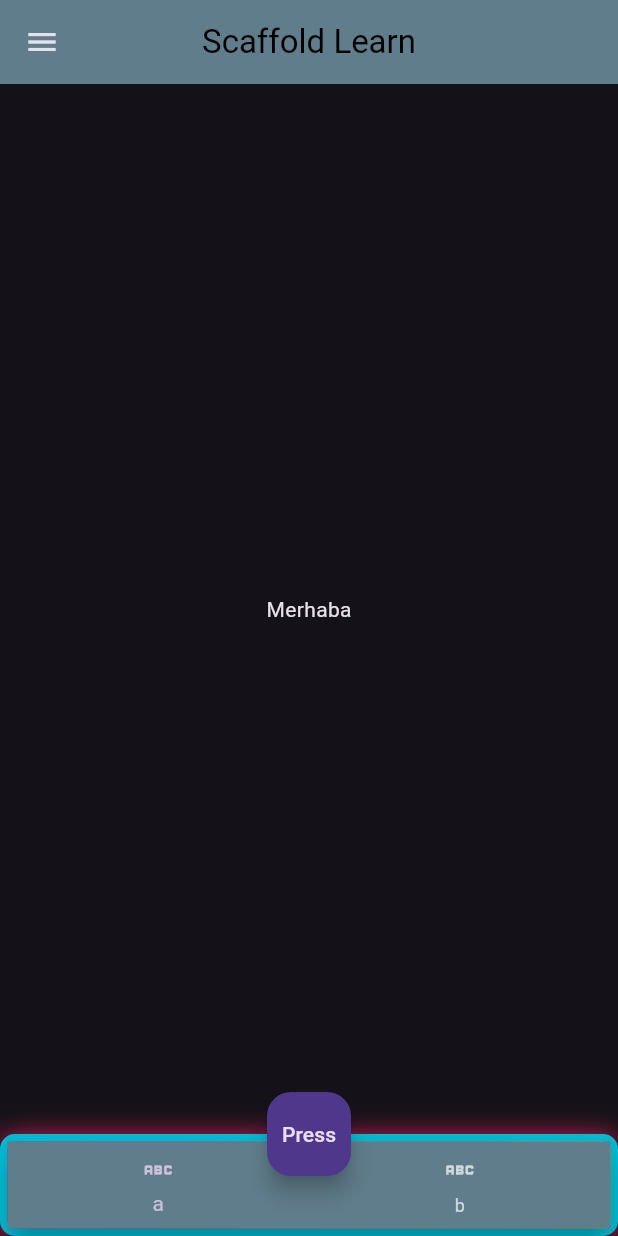
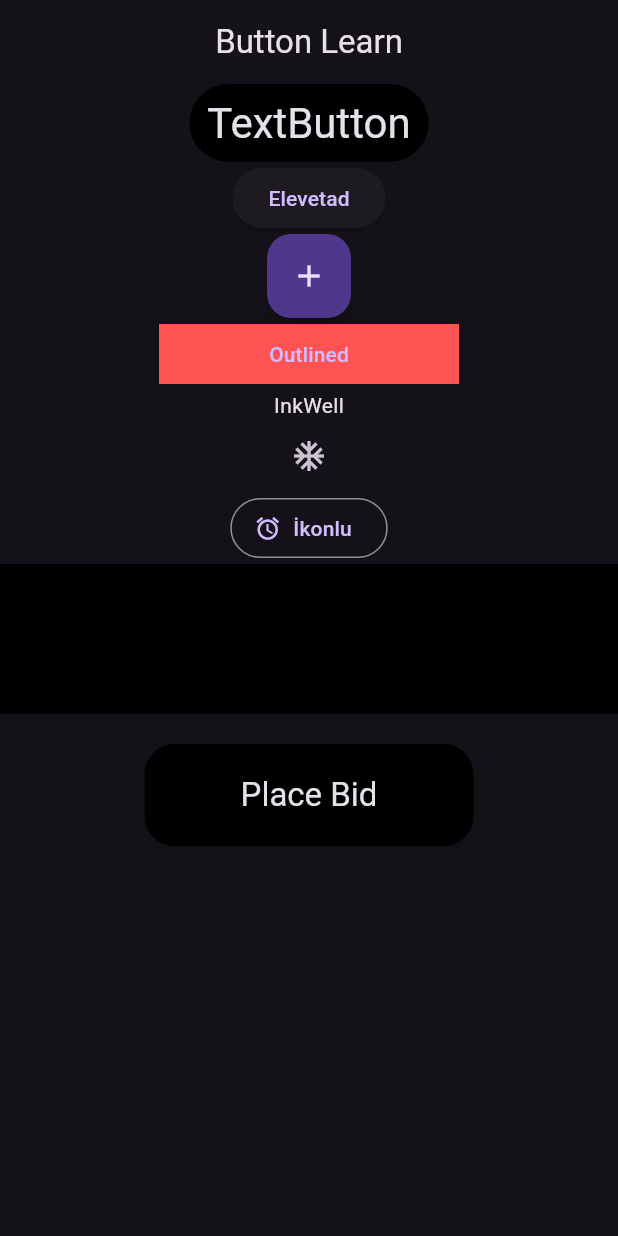
Before and after one commit to SertacN/flutter_learn, a Flutter app: the screen it shows after launch, on a phone screen of 412 x 824 dp. Run offline on Flutter 3.47's test engine with Material 3 defaults, Android fonts, the phone set to English and light mode, and no system bars.

Commit message:
Button Learn

```diff
--- /dev/null
+++ b/flutter_learn/lib/100/button_learn.dart
@@ -0,0 +1,81 @@
+import 'package:flutter/material.dart';
+
+class ButtonLearn extends StatelessWidget {
+  const ButtonLearn({super.key});
+  final String _buttonText = 'Place Bid';
+  @override
+  Widget build(BuildContext context) {
+    return Scaffold(
+      appBar: AppBar(title: const Text('Button Learn'), centerTitle: true),
+      body: Column(
+        children: [
+          TextButton(
+              style: ButtonStyle(
+                  backgroundColor:
+                      MaterialStateProperty.all<Color>(Colors.black)),
+              onPressed: () {},
+              child: Text(
+                'TextButton',
+                style: Theme.of(context).textTheme.headlineMedium,
+              )),
+          ElevatedButton(onPressed: () {}, child: const Text('Elevetad')),
+          FloatingActionButton(
+            onPressed: () {},
+            child: const Icon(Icons.add),
+          ),
+          OutlinedButton(
+              style: OutlinedButton.styleFrom(
+                  minimumSize: const Size(200, 20),
+                  shape: const LinearBorder(),
+                  backgroundColor: Colors.redAccent,
+                  padding: const EdgeInsets.all(10)),
+              onPressed: () {},
+              child: const Text('Outlined')),
+          InkWell(
+            onTap: () {},
+            child: const Text('InkWell'),
+          ),
+          IconButton(onPressed: () {}, icon: const Icon(Icons.ac_unit)),
+          OutlinedButton.icon(
+              onPressed: () {},
+              icon: const Icon(Icons.access_alarm),
+              label: const Text('İkonlu')),
+          Container(
+            height: 100,
+            color: Colors.black,
+          ),
+          const SizedBox(
+            height: 20,
+          ),
+          ElevatedButton(
+              style: ElevatedButton.styleFrom(
+                  shape: const RoundedRectangleBorder(
+                      borderRadius: BorderRadius.all(Radius.circular(20))),
+                  backgroundColor: Colors.black),
+              onPressed: () {},
+              child: Padding(
+                padding: const EdgeInsets.fromLTRB(40, 20, 40, 20),
+                child: Text(
+                  _buttonText,
+                  style: Theme.of(context).textTheme.titleLarge,
+                ),
+              ))
+        ],
+      ),
+    );
+  }
+}
+
+// TextButton
+// ElevetedButton
+// FloatingActionButton
+// OutlinedButton
+// InkWell
+// IconButton
+
+// ButtonStyle tamamen custom button style oluşturmak için
+// onun haricinde TextButton.styleFrom() Textbuttununun özelliklerine göre
+// ÖRNEK
+//  style: ButtonStyle(
+//                   backgroundColor:
+//                       MaterialStateProperty.all<Color>(Colors.black))
--- a/flutter_learn/lib/main.dart
+++ b/flutter_learn/lib/main.dart
@@ -1,6 +1,7 @@
 import 'package:flutter/material.dart';
+import 'package:flutter_learn/100/button_learn.dart';
 // import 'package:flutter_learn/100/container_sized_box_learn.dart';
-import 'package:flutter_learn/100/scaffold_learn.dart';
+// import 'package:flutter_learn/100/scaffold_learn.dart';
 // import 'package:flutter_learn/100/text_learn_view.dart';
 
 void main() {
@@ -17,7 +18,7 @@ class MyApp extends StatelessWidget {
       title: 'Flutter Demo',
       debugShowCheckedModeBanner: false,
       theme: ThemeData.dark(),
-      home: const ScaffoldLearn(),
+      home: const ButtonLearn(),
     );
   }
 }
```
Also changed, not shown: 1 other file.
